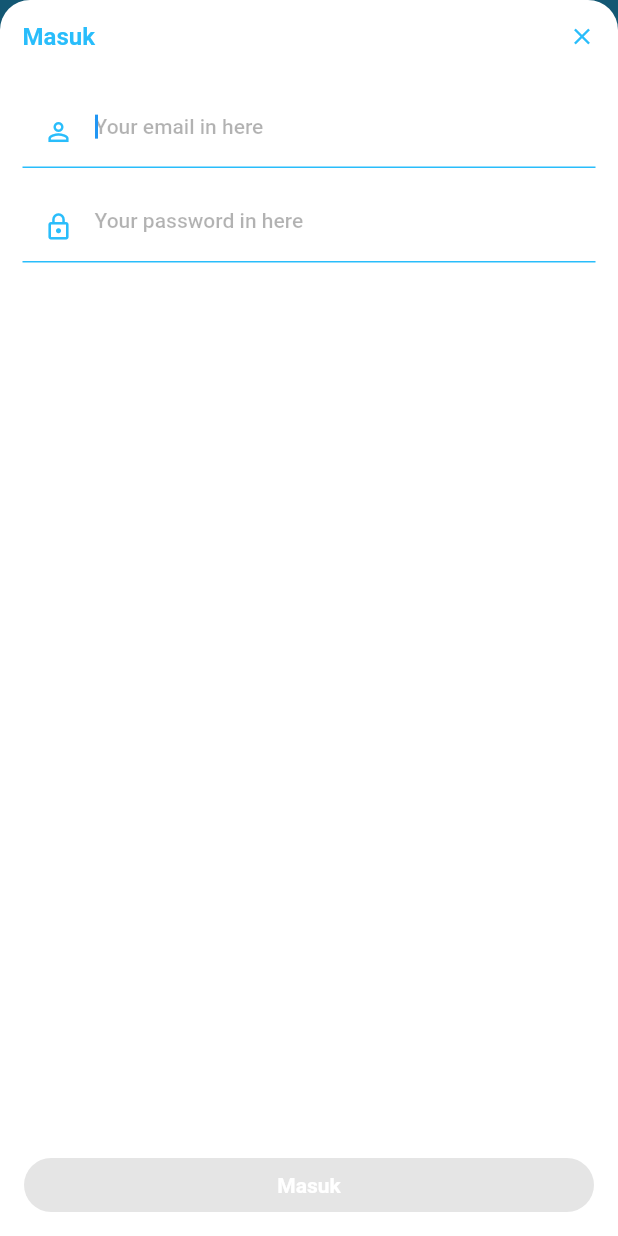
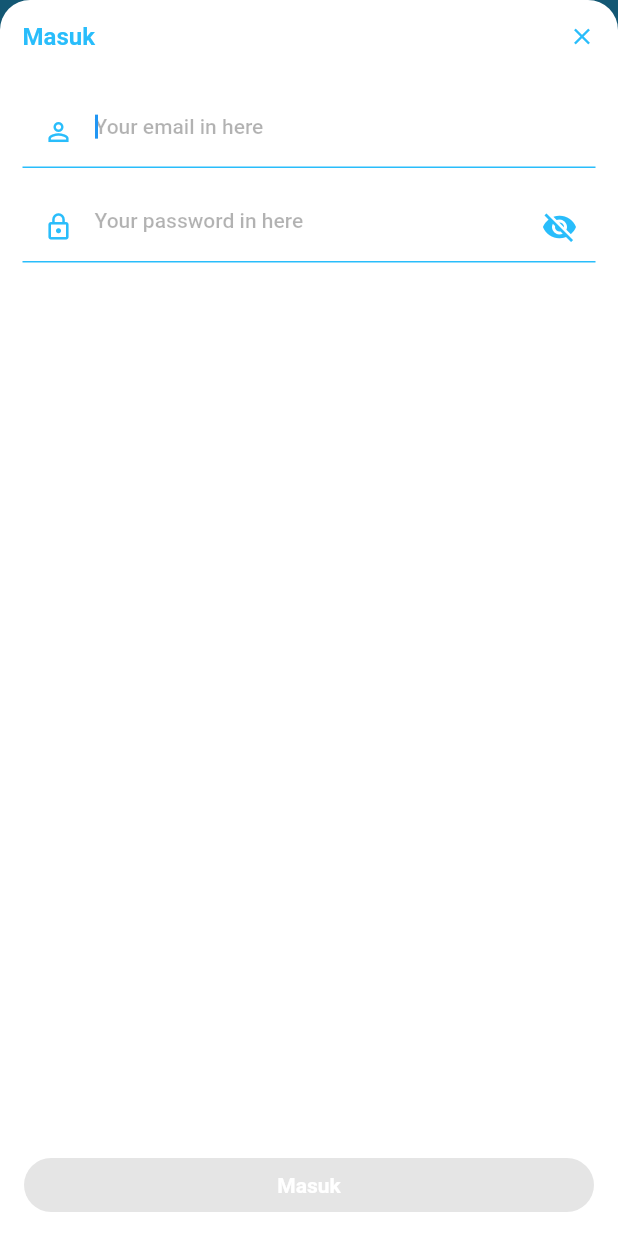
Before and after one commit to aguzri10/menotes, a Flutter app: the screen it shows after launch, after a tap on "Masuk", on a phone screen of 412 x 824 dp. Run offline on Flutter 3.47's test engine with Material 2 defaults, Android fonts, the phone set to English and light mode, and no system bars.

Commit message:
add show and hide password in login and regist

```diff
--- a/lib/pages/login/index.dart
+++ b/lib/pages/login/index.dart
@@ -13,10 +13,13 @@ class LoginPage extends StatefulWidget {
 }
 
 class _LoginPageState extends State<LoginPage> {
+  bool _obscureText = true;
   String _email = '', _password = '';
 
   bool _vallidation() {
-    if (_email.length > 1 && !Utils.emailValidation(_email) && _password.length > 7) return true;
+    if (_email.length > 1 &&
+        !Utils.emailValidation(_email) &&
+        _password.length > 7) return true;
     return false;
   }
 
@@ -130,6 +133,7 @@ class _LoginPageState extends State<LoginPage> {
                                     _password = value;
                                   });
                                 },
+                                obscureText: _obscureText,
                                 textInputAction: TextInputAction.next,
                                 decoration: InputDecoration(
                                   hintText: 'Your password in here',
@@ -153,6 +157,19 @@ class _LoginPageState extends State<LoginPage> {
                                     Icons.lock_outline,
                                     color: theme.primaryColor,
                                     size: 20,
+                                  ),
+                                  suffixIcon: IconButton(
+                                    icon: Icon(
+                                      _obscureText
+                                          ? Icons.visibility_off
+                                          : Icons.visibility,
+                                      color: theme.primaryColor,
+                                    ),
+                                    onPressed: () {
+                                      setState(() {
+                                        _obscureText = !_obscureText;
+                                      });
+                                    },
                                   ),
                                 ),
                               ),
```
Also changed, not shown: lib/pages/register/index.dart (+17 -1 lines).
